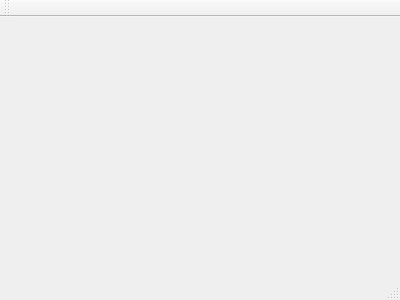
Above: qdispersion/qdispersion.ui from piti-diablotin/qAgate before the change. Below: the same form after it.
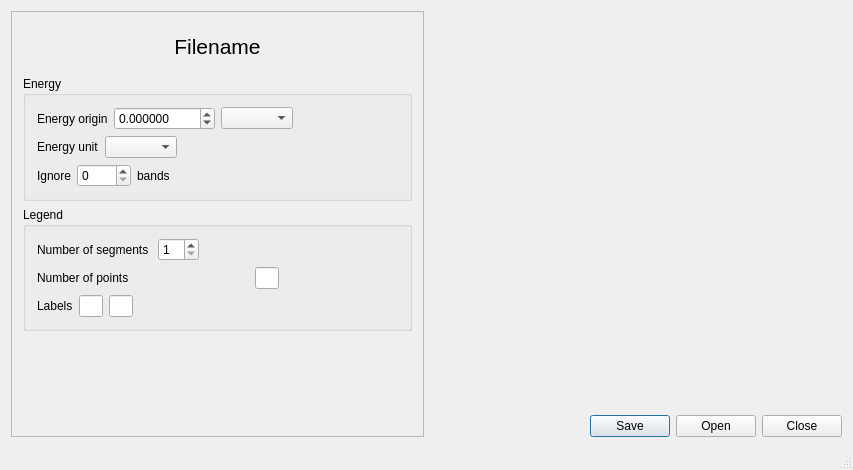
That is the form after the change. Custom widgets are drawn as their Qt base class.

```diff
--- a/qdispersion/qdispersion.ui
+++ b/qdispersion/qdispersion.ui
@@ -1,24 +1,516 @@
 <ui version="4.0">
  <class>QDispersion</class>
- <widget class="QMainWindow" name="QDispersion" >
-  <property name="geometry" >
+ <widget class="QMainWindow" name="QDispersion">
+  <property name="geometry">
    <rect>
     <x>0</x>
     <y>0</y>
-    <width>400</width>
-    <height>300</height>
+    <width>853</width>
+    <height>470</height>
    </rect>
   </property>
-  <property name="windowTitle" >
+  <property name="sizePolicy">
+   <sizepolicy hsizetype="Preferred" vsizetype="Preferred">
+    <horstretch>0</horstretch>
+    <verstretch>0</verstretch>
+   </sizepolicy>
+  </property>
+  <property name="windowTitle">
    <string>QDispersion</string>
   </property>
-  <widget class="QMenuBar" name="menuBar" />
-  <widget class="QToolBar" name="mainToolBar" />
-  <widget class="QWidget" name="centralWidget" />
-  <widget class="QStatusBar" name="statusBar" />
+  <widget class="QWidget" name="centralWidget">
+   <layout class="QHBoxLayout" name="horizontalLayout">
+    <item>
+     <widget class="QFrame" name="frame">
+      <property name="sizePolicy">
+       <sizepolicy hsizetype="Preferred" vsizetype="Preferred">
+        <horstretch>0</horstretch>
+        <verstretch>0</verstretch>
+       </sizepolicy>
+      </property>
+      <property name="frameShape">
+       <enum>QFrame::StyledPanel</enum>
+      </property>
+      <property name="frameShadow">
+       <enum>QFrame::Raised</enum>
+      </property>
+      <layout class="QVBoxLayout" name="verticalLayout">
+       <item>
+        <widget class="QWidget" name="widget_2" native="true">
+         <property name="sizePolicy">
+          <sizepolicy hsizetype="Preferred" vsizetype="Fixed">
+           <horstretch>0</horstretch>
+           <verstretch>0</verstretch>
+          </sizepolicy>
+         </property>
+         <layout class="QHBoxLayout" name="horizontalLayout_2">
+          <item>
+           <widget class="QLabel" name="filename">
+            <property name="font">
+             <font>
+              <pointsize>16</pointsize>
+             </font>
+            </property>
+            <property name="text">
+             <string>Filename</string>
+            </property>
+            <property name="alignment">
+             <set>Qt::AlignCenter</set>
+            </property>
+           </widget>
+          </item>
+         </layout>
+        </widget>
+       </item>
+       <item>
+        <widget class="QGroupBox" name="energy">
+         <property name="sizePolicy">
+          <sizepolicy hsizetype="Preferred" vsizetype="Minimum">
+           <horstretch>0</horstretch>
+           <verstretch>0</verstretch>
+          </sizepolicy>
+         </property>
+         <property name="title">
+          <string>Energy </string>
+         </property>
+         <layout class="QVBoxLayout" name="verticalLayout_2">
+          <item>
+           <widget class="QWidget" name="widget_3" native="true">
+            <layout class="QHBoxLayout" name="horizontalLayout_3">
+             <property name="leftMargin">
+              <number>0</number>
+             </property>
+             <property name="topMargin">
+              <number>0</number>
+             </property>
+             <property name="rightMargin">
+              <number>0</number>
+             </property>
+             <property name="bottomMargin">
+              <number>0</number>
+             </property>
+             <item>
+              <widget class="QLabel" name="fermiLabel">
+               <property name="text">
+                <string>Energy origin</string>
+               </property>
+              </widget>
+             </item>
+             <item>
+              <widget class="QDoubleSpinBox" name="fermi">
+               <property name="decimals">
+                <number>6</number>
+               </property>
+               <property name="minimum">
+                <double>-1000.000000000000000</double>
+               </property>
+               <property name="maximum">
+                <double>1000.000000000000000</double>
+               </property>
+              </widget>
+             </item>
+             <item>
+              <widget class="EnergyUnitCombo" name="fermiUnit"/>
+             </item>
+             <item>
+              <spacer name="horizontalSpacer">
+               <property name="orientation">
+                <enum>Qt::Horizontal</enum>
+               </property>
+               <property name="sizeHint" stdset="0">
+                <size>
+                 <width>0</width>
+                 <height>20</height>
+                </size>
+               </property>
+              </spacer>
+             </item>
+            </layout>
+           </widget>
+          </item>
+          <item>
+           <widget class="QWidget" name="widget_5" native="true">
+            <layout class="QHBoxLayout" name="horizontalLayout_6">
+             <property name="leftMargin">
+              <number>0</number>
+             </property>
+             <property name="topMargin">
+              <number>0</number>
+             </property>
+             <property name="rightMargin">
+              <number>0</number>
+             </property>
+             <property name="bottomMargin">
+              <number>0</number>
+             </property>
+             <item>
+              <widget class="QLabel" name="energyLabel">
+               <property name="text">
+                <string>Energy unit</string>
+               </property>
+              </widget>
+             </item>
+             <item>
+              <widget class="EnergyUnitCombo" name="energyUnit"/>
+             </item>
+             <item>
+              <spacer name="horizontalSpacer_4">
+               <property name="orientation">
+                <enum>Qt::Horizontal</enum>
+               </property>
+               <property name="sizeHint" stdset="0">
+                <size>
+                 <width>0</width>
+                 <height>20</height>
+                </size>
+               </property>
+              </spacer>
+             </item>
+            </layout>
+           </widget>
+          </item>
+          <item>
+           <widget class="QWidget" name="widget_4" native="true">
+            <layout class="QHBoxLayout" name="horizontalLayout_5">
+             <property name="leftMargin">
+              <number>0</number>
+             </property>
+             <property name="topMargin">
+              <number>0</number>
+             </property>
+             <property name="rightMargin">
+              <number>0</number>
+             </property>
+             <property name="bottomMargin">
+              <number>0</number>
+             </property>
+             <item>
+              <widget class="QLabel" name="ignoreLabel">
+               <property name="text">
+                <string>Ignore</string>
+               </property>
+              </widget>
+             </item>
+             <item>
+              <widget class="QSpinBox" name="ignore">
+               <property name="maximum">
+                <number>1000</number>
+               </property>
+              </widget>
+             </item>
+             <item>
+              <widget class="QLabel" name="label_4">
+               <property name="text">
+                <string>bands</string>
+               </property>
+              </widget>
+             </item>
+             <item>
+              <spacer name="horizontalSpacer_3">
+               <property name="orientation">
+                <enum>Qt::Horizontal</enum>
+               </property>
+               <property name="sizeHint" stdset="0">
+                <size>
+                 <width>0</width>
+                 <height>20</height>
+                </size>
+               </property>
+              </spacer>
+             </item>
+            </layout>
+           </widget>
+          </item>
+         </layout>
+        </widget>
+       </item>
+       <item>
+        <widget class="QGroupBox" name="legend">
+         <property name="title">
+          <string>Legend</string>
+         </property>
+         <layout class="QVBoxLayout" name="verticalLayout_3">
+          <item>
+           <widget class="QWidget" name="widget_6" native="true">
+            <layout class="QHBoxLayout" name="horizontalLayout_7">
+             <property name="leftMargin">
+              <number>0</number>
+             </property>
+             <property name="topMargin">
+              <number>0</number>
+             </property>
+             <property name="rightMargin">
+              <number>0</number>
+             </property>
+             <property name="bottomMargin">
+              <number>0</number>
+             </property>
+             <item>
+              <widget class="QLabel" name="nsegmentsLabel">
+               <property name="text">
+                <string>Number of segments </string>
+               </property>
+              </widget>
+             </item>
+             <item>
+              <widget class="QSpinBox" name="nsegments">
+               <property name="minimum">
+                <number>1</number>
+               </property>
+               <property name="maximum">
+                <number>50</number>
+               </property>
+              </widget>
+             </item>
+             <item>
+              <spacer name="horizontalSpacer_5">
+               <property name="orientation">
+                <enum>Qt::Horizontal</enum>
+               </property>
+               <property name="sizeHint" stdset="0">
+                <size>
+                 <width>0</width>
+                 <height>20</height>
+                </size>
+               </property>
+              </spacer>
+             </item>
+            </layout>
+           </widget>
+          </item>
+          <item>
+           <widget class="QWidget" name="ndivWidget" native="true">
+            <layout class="QHBoxLayout" name="horizontalLayout_8">
+             <property name="leftMargin">
+              <number>0</number>
+             </property>
+             <property name="topMargin">
+              <number>0</number>
+             </property>
+             <property name="rightMargin">
+              <number>0</number>
+             </property>
+             <property name="bottomMargin">
+              <number>0</number>
+             </property>
+             <item>
+              <widget class="QLabel" name="ndivLabel">
+               <property name="sizePolicy">
+                <sizepolicy hsizetype="Preferred" vsizetype="Preferred">
+                 <horstretch>0</horstretch>
+                 <verstretch>0</verstretch>
+                </sizepolicy>
+               </property>
+               <property name="text">
+                <string>Number of points</string>
+               </property>
+              </widget>
+             </item>
+             <item>
+              <spacer name="ndivLeft">
+               <property name="orientation">
+                <enum>Qt::Horizontal</enum>
+               </property>
+               <property name="sizeHint" stdset="0">
+                <size>
+                 <width>40</width>
+                 <height>20</height>
+                </size>
+               </property>
+              </spacer>
+             </item>
+             <item>
+              <widget class="QLineEdit" name="ndiv1">
+               <property name="sizePolicy">
+                <sizepolicy hsizetype="MinimumExpanding" vsizetype="Fixed">
+                 <horstretch>0</horstretch>
+                 <verstretch>0</verstretch>
+                </sizepolicy>
+               </property>
+               <property name="maximumSize">
+                <size>
+                 <width>24</width>
+                 <height>16777215</height>
+                </size>
+               </property>
+              </widget>
+             </item>
+             <item>
+              <spacer name="ndivRight">
+               <property name="orientation">
+                <enum>Qt::Horizontal</enum>
+               </property>
+               <property name="sizeHint" stdset="0">
+                <size>
+                 <width>40</width>
+                 <height>20</height>
+                </size>
+               </property>
+              </spacer>
+             </item>
+            </layout>
+           </widget>
+          </item>
+          <item>
+           <widget class="QWidget" name="labelWidget" native="true">
+            <property name="sizePolicy">
+             <sizepolicy hsizetype="Minimum" vsizetype="Preferred">
+              <horstretch>0</horstretch>
+              <verstretch>0</verstretch>
+             </sizepolicy>
+            </property>
+            <layout class="QHBoxLayout" name="horizontalLayout_4">
+             <property name="leftMargin">
+              <number>0</number>
+             </property>
+             <property name="topMargin">
+              <number>0</number>
+             </property>
+             <property name="rightMargin">
+              <number>0</number>
+             </property>
+             <property name="bottomMargin">
+              <number>0</number>
+             </property>
+             <item>
+              <widget class="QLabel" name="labelLabel">
+               <property name="sizePolicy">
+                <sizepolicy hsizetype="Preferred" vsizetype="Preferred">
+                 <horstretch>0</horstretch>
+                 <verstretch>0</verstretch>
+                </sizepolicy>
+               </property>
+               <property name="minimumSize">
+                <size>
+                 <width>0</width>
+                 <height>0</height>
+                </size>
+               </property>
+               <property name="text">
+                <string>Labels</string>
+               </property>
+              </widget>
+             </item>
+             <item>
+              <widget class="QLineEdit" name="label1">
+               <property name="sizePolicy">
+                <sizepolicy hsizetype="Preferred" vsizetype="Fixed">
+                 <horstretch>0</horstretch>
+                 <verstretch>0</verstretch>
+                </sizepolicy>
+               </property>
+               <property name="maximumSize">
+                <size>
+                 <width>24</width>
+                 <height>16777215</height>
+                </size>
+               </property>
+              </widget>
+             </item>
+             <item>
+              <widget class="QLineEdit" name="label2">
+               <property name="sizePolicy">
+                <sizepolicy hsizetype="Preferred" vsizetype="Fixed">
+                 <horstretch>0</horstretch>
+                 <verstretch>0</verstretch>
+                </sizepolicy>
+               </property>
+               <property name="maximumSize">
+                <size>
+                 <width>24</width>
+                 <height>16777215</height>
+                </size>
+               </property>
+              </widget>
+             </item>
+             <item>
+              <spacer name="horizontalSpacer_2">
+               <property name="orientation">
+                <enum>Qt::Horizontal</enum>
+               </property>
+               <property name="sizeHint" stdset="0">
+                <size>
+                 <width>0</width>
+                 <height>20</height>
+                </size>
+               </property>
+              </spacer>
+             </item>
+            </layout>
+           </widget>
+          </item>
+         </layout>
+        </widget>
+       </item>
+       <item>
+        <spacer name="verticalSpacer">
+         <property name="orientation">
+          <enum>Qt::Vertical</enum>
+         </property>
+         <property name="sizeHint" stdset="0">
+          <size>
+           <width>20</width>
+           <height>40</height>
+          </size>
+         </property>
+        </spacer>
+       </item>
+      </layout>
+     </widget>
+    </item>
+    <item>
+     <widget class="QWidget" name="widget" native="true">
+      <layout class="QVBoxLayout" name="verticalLayout_4">
+       <property name="leftMargin">
+        <number>0</number>
+       </property>
+       <property name="topMargin">
+        <number>0</number>
+       </property>
+       <property name="rightMargin">
+        <number>0</number>
+       </property>
+       <property name="bottomMargin">
+        <number>0</number>
+       </property>
+       <item>
+        <widget class="QPlot" name="plot" native="true">
+         <property name="sizePolicy">
+          <sizepolicy hsizetype="Expanding" vsizetype="Expanding">
+           <horstretch>0</horstretch>
+           <verstretch>0</verstretch>
+          </sizepolicy>
+         </property>
+        </widget>
+       </item>
+       <item>
+        <widget class="QDialogButtonBox" name="buttonBox">
+         <property name="standardButtons">
+          <set>QDialogButtonBox::Close|QDialogButtonBox::Open|QDialogButtonBox::Save</set>
+         </property>
+        </widget>
+       </item>
+      </layout>
+     </widget>
+    </item>
+   </layout>
+  </widget>
+  <widget class="QStatusBar" name="statusBar"/>
  </widget>
- <layoutDefault spacing="6" margin="11" />
- <pixmapfunction></pixmapfunction>
+ <layoutdefault spacing="6" margin="11"/>
+ <customwidgets>
+  <customwidget>
+   <class>QPlot</class>
+   <extends>QWidget</extends>
+   <header>tools/qplot.h</header>
+   <container>1</container>
+  </customwidget>
+  <customwidget>
+   <class>EnergyUnitCombo</class>
+   <extends>QComboBox</extends>
+   <header>tools/energyunitcombo.h</header>
+  </customwidget>
+ </customwidgets>
  <resources/>
  <connections/>
 </ui>
```
Left out of the diff: 1 changed line with no effect on the pictures.
